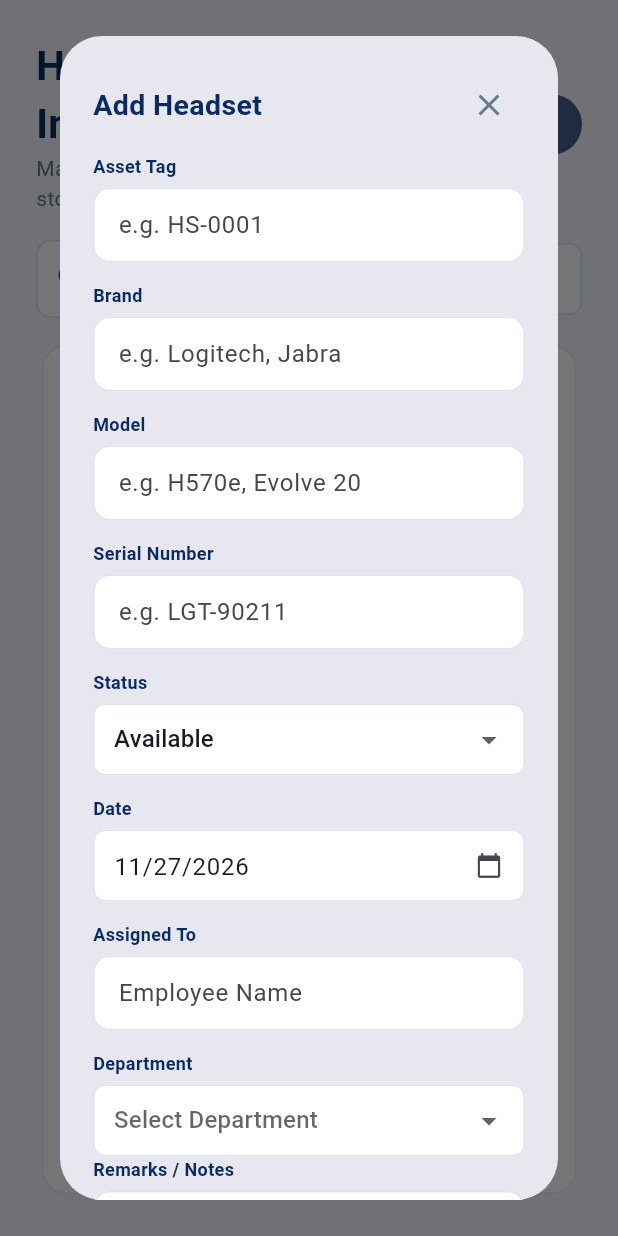
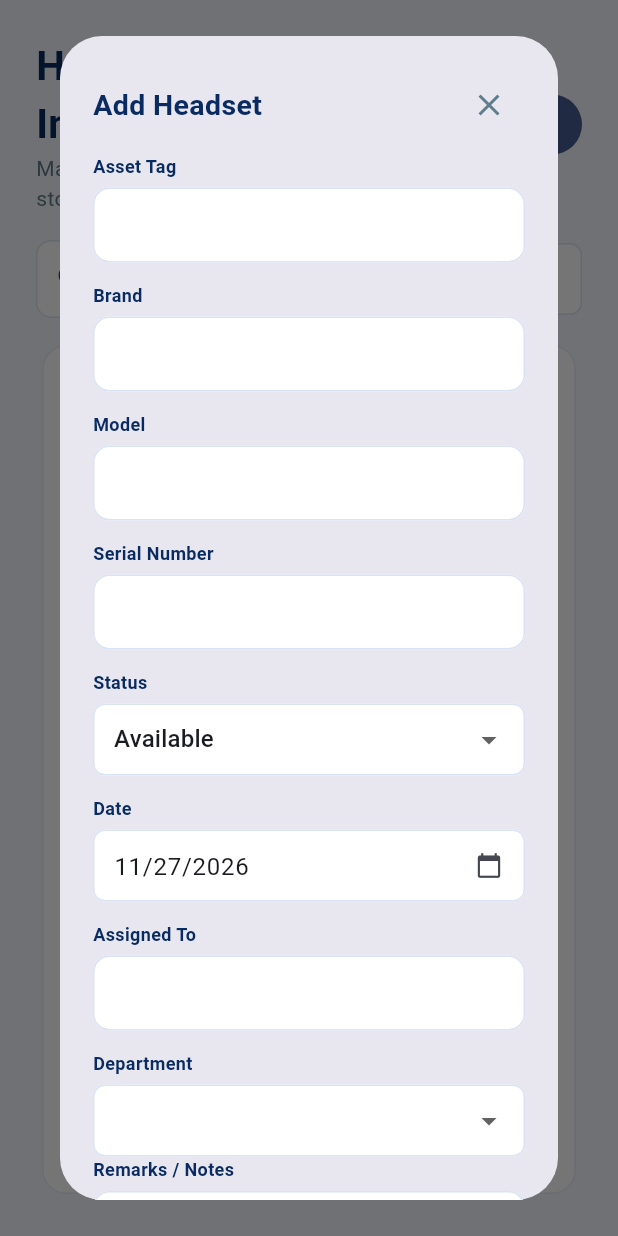
Before and after one commit to hcducusinithelpdesk-ux/headset-inventory, a Flutter app: the InventoryPage widget shown alone on an empty page, opened directly with empty values, after a tap on "Add Headset", on a phone screen of 412 x 824 dp. Run offline on Flutter 3.47's test engine with Material 3 defaults, Android fonts, the phone set to English and light mode, and no system bars; our stand-ins replace shared_preferences; accounts and stored records are empty; network calls fail; Roboto replaces fonts that are missing (Arial).

Commit message:
Remove Add Headset field placeholders

```diff
--- a/lib/main.dart
+++ b/lib/main.dart
@@ -562,13 +562,13 @@ class _InventoryPageState extends State<InventoryPage>{
     return tag;
   }
 
-  Widget _addFormField(String label,TextEditingController controller,String hint)=>Padding(
+  Widget _addFormField(String label,TextEditingController controller)=>Padding(
     padding:const EdgeInsets.only(bottom:13),
     child:Column(crossAxisAlignment:CrossAxisAlignment.start,children:[
       Text(label,style:const TextStyle(fontSize:12,fontWeight:FontWeight.w600,color:navy)),
       const SizedBox(height:6),
       TextField(controller:controller,decoration:InputDecoration(
-        hintText:hint,isDense:true,filled:true,fillColor:Colors.white,
+        isDense:true,filled:true,fillColor:Colors.white,
         contentPadding:const EdgeInsets.symmetric(horizontal:13,vertical:13),
         border:OutlineInputBorder(borderRadius:BorderRadius.circular(11),borderSide:const BorderSide(color:Color(0xFFD9E3F3))),
         enabledBorder:OutlineInputBorder(borderRadius:BorderRadius.circular(11),borderSide:const BorderSide(color:Color(0xFFD9E3F3))),
@@ -596,10 +596,10 @@ class _InventoryPageState extends State<InventoryPage>{
           IconButton(tooltip:'Close',onPressed:()=>Navigator.pop(dialogContext,false),icon:const Icon(Icons.close,color:Colors.blueGrey)),
         ]),
         const SizedBox(height:8),
-        _addFormField('Asset Tag',tag,'e.g. HS-0001'),
-        _addFormField('Brand',brand,'e.g. Logitech, Jabra'),
-        _addFormField('Model',model,'e.g. H570e, Evolve 20'),
-        _addFormField('Serial Number',serial,'e.g. LGT-90211'),
+        _addFormField('Asset Tag',tag),
+        _addFormField('Brand',brand),
+        _addFormField('Model',model),
+        _addFormField('Serial Number',serial),
         Column(crossAxisAlignment:CrossAxisAlignment.start,children:[
           const Text('Status',style:TextStyle(fontSize:12,fontWeight:FontWeight.w600,color:navy)),
           const SizedBox(height:6),
@@ -623,17 +623,17 @@ class _InventoryPageState extends State<InventoryPage>{
           ),
         ]),
         const SizedBox(height:13),
-        _addFormField('Assigned To',assignedTo,'Employee Name'),
+        _addFormField('Assigned To',assignedTo),
         Column(crossAxisAlignment:CrossAxisAlignment.start,children:[
           const Text('Department',style:TextStyle(fontSize:12,fontWeight:FontWeight.w600,color:navy)),
           const SizedBox(height:6),
           DropdownButtonFormField<String>(
-            value:department,hint:const Text('Select Department'),decoration:_cellDecoration(),isExpanded:true,
+            value:department,decoration:_cellDecoration(),isExpanded:true,
             items:['ONLINE','BOOTH','SGM','UNO DIGITAL BANK'].map((value)=>DropdownMenuItem(value:value,child:Text(value))).toList(),
             onChanged:(value)=>setDialogState(()=>department=value),
           ),
         ]),
-        _addFormField('Remarks / Notes',notes,'e.g. USB Headset, Wireless'),
+        _addFormField('Remarks / Notes',notes),
         Row(mainAxisAlignment:MainAxisAlignment.end,children:[
           TextButton(onPressed:()=>Navigator.pop(dialogContext,false),child:const Text('Cancel')),
           const SizedBox(width:8),
```
